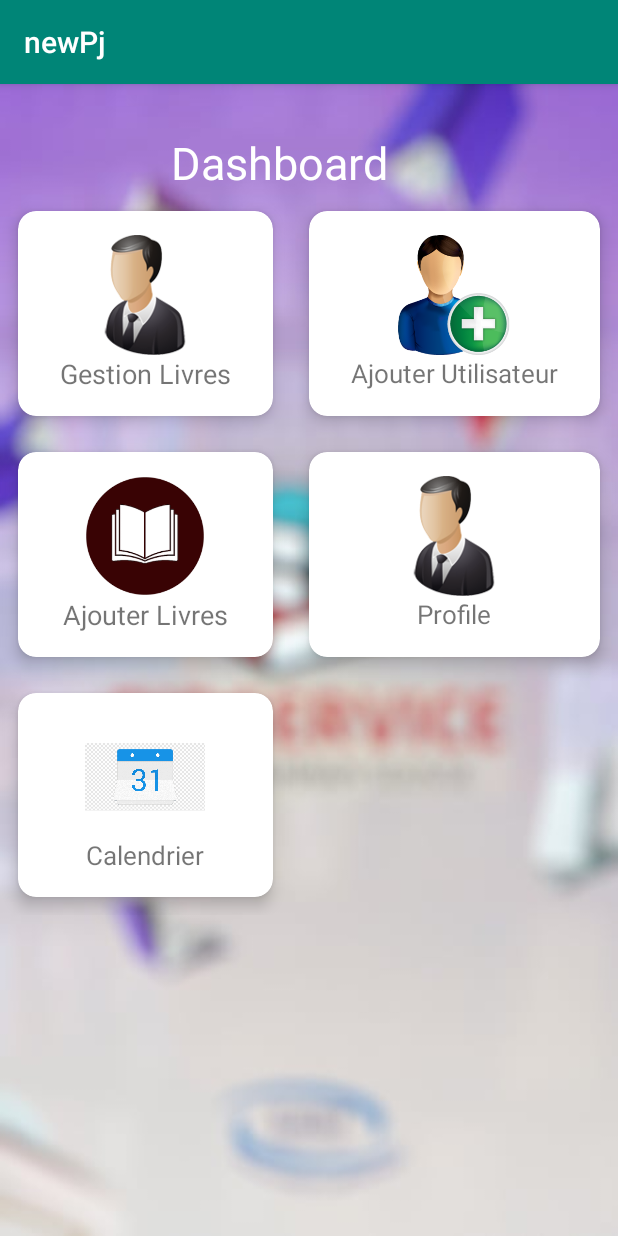
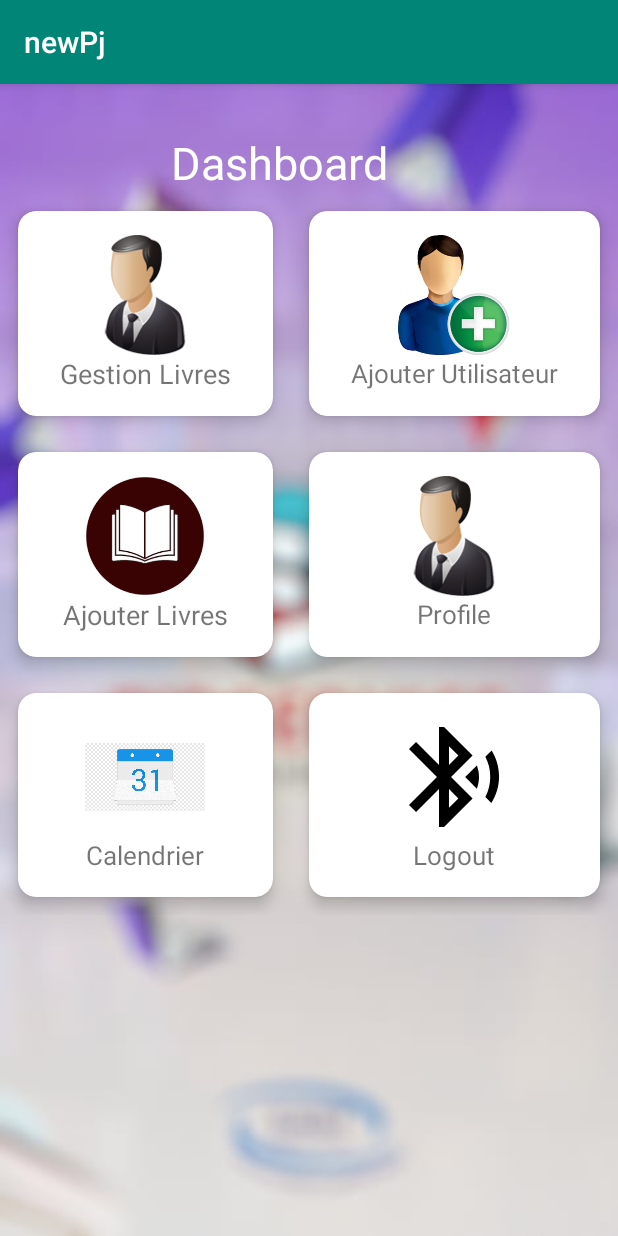
Before and after one commit to Bahaeddinebettaieb/Bibliotheque, an Android app: the Dashboard screen opened directly, with no data from a screen before it, on a phone screen of 412 x 824 dp. Run offline under Robolectric (Android 15) with nearby library versions, the phone set to English and light mode, and no system bars; our stand-ins replace Firebase (no records; nobody signed in at launch, a user with empty details on screens opened directly).

Commit message:
fix my profile

```diff
--- a/app/build.gradle
+++ b/app/build.gradle
@@ -23,6 +23,8 @@ android {
 dependencies {
     implementation fileTree(dir: 'libs', include: ['*.jar'])
     implementation 'com.android.support:appcompat-v7:28.0.0'
+    implementation 'com.android.support:design:28.0.0'
+
     implementation 'com.android.support:cardview-v7:28.0.0'
     implementation 'com.android.support:recyclerview-v7:28.0.0'
     implementation 'com.android.support.constraint:constraint-layout:1.1.3'
--- a/app/src/main/java/com/example/lenovo/newpj/Dashboard.java
+++ b/app/src/main/java/com/example/lenovo/newpj/Dashboard.java
@@ -6,8 +6,11 @@ import android.os.Bundle;
 import android.support.v7.widget.CardView;
 import android.view.View;
 
+import com.google.firebase.auth.FirebaseAuth;
+
 public class Dashboard extends AppCompatActivity {
-    CardView ajouterUtilisateur,ajouterLivre,gestionLivre,profileUtilisteur ;
+    CardView ajouterUtilisateur,ajouterLivre,gestionLivre,profileUtilisteur,logout ;
+    FirebaseAuth firebaseAuth;
     @Override
     protected void onCreate(Bundle savedInstanceState) {
         super.onCreate(savedInstanceState);
@@ -17,6 +20,7 @@ public class Dashboard extends AppCompatActivity {
         ajouterLivre = (CardView)findViewById(R.id.ajouterLivre);
         gestionLivre = (CardView)findViewById(R.id.gestionLivre);
         profileUtilisteur = (CardView)findViewById(R.id.profileUtilisateur);
+        logout = (CardView)findViewById(R.id.logout) ;
 
         ajouterUtilisateur.setOnClickListener(new View.OnClickListener() {
             @Override
@@ -49,5 +53,18 @@ public class Dashboard extends AppCompatActivity {
                 startActivity(profileIntent);
             }
         });
+
+
+        logout.setOnClickListener(new View.OnClickListener() {
+            @Override
+            public void onClick(View v) {
+                firebaseAuth.getInstance().signOut();
+                Intent loginIntent = new Intent(Dashboard.this,Login.class);
+                finish();
+                startActivity(loginIntent);
+            }
+        });
+
+
     }
 }
--- a/app/src/main/java/com/example/lenovo/newpj/GetLivre.java
+++ b/app/src/main/java/com/example/lenovo/newpj/GetLivre.java
@@ -41,8 +41,8 @@ public class GetLivre extends AppCompatActivity {
             public void onDataChange(@NonNull DataSnapshot dataSnapshot) {
                 for(DataSnapshot ds : dataSnapshot.getChildren()){
                     livre = ds.getValue(Livre.class);
-                    myArrayList.add( "Titre:" +  " " + livre.getTitre().toString() + "," + " " + "Editeur:" + " " + livre.getSpecialite().toString() + ","
-                            + " " + "Auteur:" + " " + livre.getAuteur().toString());
+                    myArrayList.add( "Titre:" +  " " + livre.getTitre() + "," + " " + "Editeur:" + " " + livre.getSpecialite() + ","
+                            + " " + "Auteur:" + " " + livre.getAuteur());
                 }
                 myListView.setAdapter(myArrayAdapter);
             }
--- a/app/src/main/java/com/example/lenovo/newpj/Main2Activity.java
+++ b/app/src/main/java/com/example/lenovo/newpj/Main2Activity.java
@@ -5,6 +5,7 @@ import android.support.v7.app.AppCompatActivity;
 import android.os.Bundle;
 import android.view.View;
 import android.widget.Button;
+import android.widget.Toolbar;
 
 import java.util.Timer;
 import java.util.TimerTask;
@@ -22,6 +23,7 @@ public class Main2Activity extends AppCompatActivity {
         etudiant = (Button)findViewById(R.id.etudiant);
         enseignant = (Button)findViewById(R.id.enseignant) ;
         admin = (Button)findViewById(R.id.admin);
+
 
         etudiant.setOnClickListener(new View.OnClickListener(){
             @Override
@@ -45,5 +47,8 @@ public class Main2Activity extends AppCompatActivity {
             }
         });
 
+
+
     }
+
 }
--- a/app/src/main/java/com/example/lenovo/newpj/Register.java
+++ b/app/src/main/java/com/example/lenovo/newpj/Register.java
@@ -153,8 +153,12 @@ public class Register extends AppCompatActivity {
                     @Override
                     public void onComplete(@NonNull Task<AuthResult> task) {
                         if (task.isSuccessful()) {
+                            FirebaseUser user = mAuth.getCurrentUser();
+
+
+
                             Toast.makeText(Register.this, "Inscription avec Succès!", Toast.LENGTH_LONG).show();
-                            FirebaseUser user = mAuth.getCurrentUser();
+
                             updateUI(user);
                         } else {
                             Toast.makeText(Register.this, "Authentication failed.", Toast.LENGTH_SHORT).show();
--- /dev/null
+++ b/app/src/main/res/drawable/ic_icon.xml
@@ -0,0 +1,9 @@
+<vector xmlns:android="http://schemas.android.com/apk/res/android"
+        android:width="24dp"
+        android:height="24dp"
+        android:viewportWidth="24.0"
+        android:viewportHeight="24.0">
+    <path
+        android:fillColor="#FF000000"
+        android:pathData="M14.24,12.01l2.32,2.32c0.28,-0.72 0.44,-1.51 0.44,-2.33 0,-0.82 -0.16,-1.59 -0.43,-2.31l-2.33,2.32zM19.53,6.71l-1.26,1.26c0.63,1.21 0.98,2.57 0.98,4.02s-0.36,2.82 -0.98,4.02l1.2,1.2c0.97,-1.54 1.54,-3.36 1.54,-5.31 -0.01,-1.89 -0.55,-3.67 -1.48,-5.19zM15.71,7.71L10,2L9,2v7.59L4.41,5 3,6.41 8.59,12 3,17.59 4.41,19 9,14.41L9,22h1l5.71,-5.71 -4.3,-4.29 4.3,-4.29zM11,5.83l1.88,1.88L11,9.59L11,5.83zM12.88,16.29L11,18.17v-3.76l1.88,1.88z"/>
+</vector>
--- a/app/src/main/res/layout/activity_dashboard.xml
+++ b/app/src/main/res/layout/activity_dashboard.xml
@@ -5,6 +5,7 @@
     android:layout_width="match_parent"
     android:layout_height="match_parent"
     android:background="@drawable/bib2"
+
     tools:context=".Dashboard">
 
     <LinearLayout
@@ -198,9 +199,39 @@
                 </LinearLayout>
 
             </android.support.v7.widget.CardView>
+
+            <android.support.v7.widget.CardView
+                android:id="@+id/logout"
+                android:layout_width="wrap_content"
+                android:layout_height="wrap_content"
+                android:layout_columnWeight="1"
+                android:layout_rowWeight="1"
+                app:cardElevation="6dp"
+                app:cardCornerRadius="12dp"
+                android:layout_margin="12dp">
+
+                <LinearLayout
+                    android:orientation="vertical"
+                    android:padding="16dp"
+                    android:gravity="center"
+                    android:layout_width="match_parent"
+                    android:layout_height="match_parent">
+
+                    <ImageView
+                        android:src="@drawable/ic_icon"
+                        android:layout_width="80dp"
+                        android:layout_height="80dp" />
+
+                    <TextView
+                        android:textSize="17sp"
+                        android:text="Logout"
+                        android:layout_width="wrap_content"
+                        android:layout_height="wrap_content" />
+                </LinearLayout>
+
+            </android.support.v7.widget.CardView>
+
         </GridLayout>
-
-
 
     </LinearLayout>
 
```
Also changed, not shown: app/src/main/java/com/example/lenovo/newpj/Login.java (+120 -8 lines), app/src/main/java/com/example/lenovo/newpj/Profile.java (+35 -18 lines), app/src/main/java/com/example/lenovo/newpj/User.java (+8 -1 lines), app/src/main/res/layout/activity_get_livre.xml (+7 -10 lines), app/src/main/res/layout/activity_login.xml (+19 -29 lines), app/src/main/res/layout/activity_profile.xml (+3 -8 lines).
